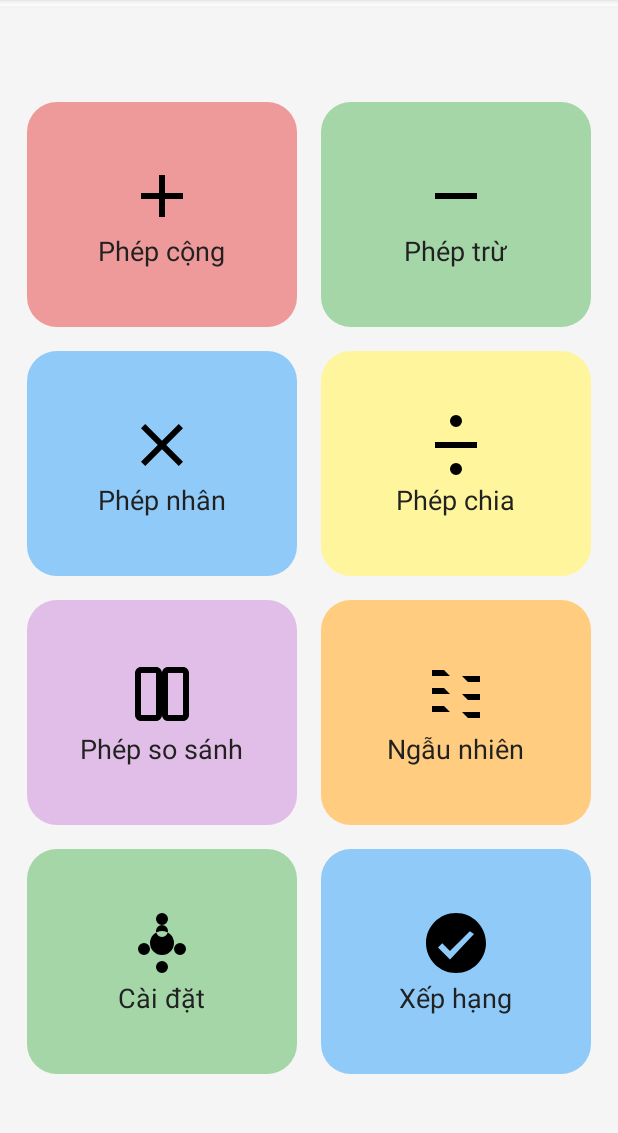
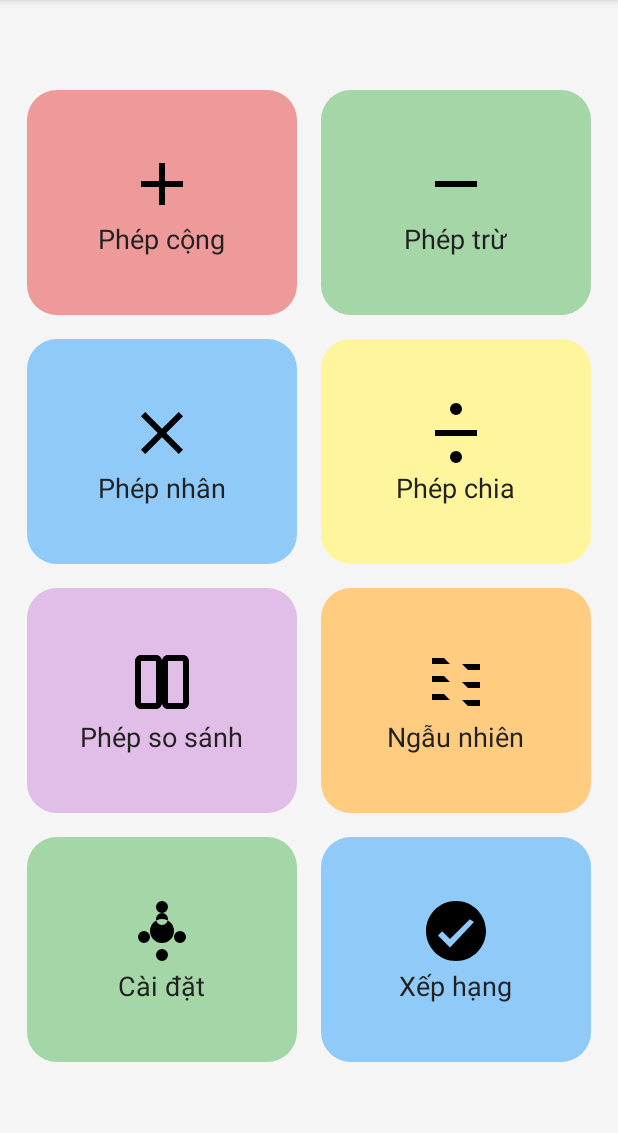
Before and after one commit to trinhnv1205/sturdy-lamp, an Android app: the screen it shows after launch (MathLearner), on a phone screen of 412 x 824 dp, the part 84-1217 px from its top. Run offline under Robolectric (Android 15) with nearby library versions, the phone set to English and light mode, and no system bars.

Commit message:
fix ui and color

```diff
--- a/app/src/main/res/layout/activity_addition.xml
+++ b/app/src/main/res/layout/activity_addition.xml
@@ -5,8 +5,8 @@
     android:orientation="vertical"
     android:padding="16dp"
     android:background="@color/background_color"
-    android:gravity="top|center"
-    android:layout_marginTop="60sp"
+    android:gravity="center"
+
     >
 
     <LinearLayout
--- a/app/src/main/res/layout/activity_comparison.xml
+++ b/app/src/main/res/layout/activity_comparison.xml
@@ -6,7 +6,7 @@
     android:padding="16dp"
     android:background="@color/background_color"
     android:gravity="center"
-    android:layout_marginTop="60sp"
+
     >
 
     <TextView
--- a/app/src/main/res/layout/activity_continuous_addition.xml
+++ b/app/src/main/res/layout/activity_continuous_addition.xml
@@ -6,7 +6,7 @@
     android:padding="16dp"
     android:background="@color/background_color"
     android:gravity="center"
-    android:layout_marginTop="60sp"
+
     >
 
     <TextView
--- a/app/src/main/res/layout/activity_division.xml
+++ b/app/src/main/res/layout/activity_division.xml
@@ -6,7 +6,7 @@
     android:padding="16dp"
     android:background="@color/background_color"
     android:gravity="center"
-    android:layout_marginTop="60sp"
+
     >
 
     <TextView
--- a/app/src/main/res/layout/activity_math_learner.xml
+++ b/app/src/main/res/layout/activity_math_learner.xml
@@ -5,9 +5,9 @@
     android:layout_width="match_parent"
     android:layout_height="match_parent"
     android:background="@color/background_color"
-    android:gravity="top|center"
+    android:gravity="center"
     android:orientation="vertical"
-    android:layout_marginTop="60sp"
+
     android:padding="16dp">
 
     <LinearLayout
--- a/app/src/main/res/layout/activity_multiplication.xml
+++ b/app/src/main/res/layout/activity_multiplication.xml
@@ -6,7 +6,7 @@
     android:padding="16dp"
     android:background="@color/background_color"
     android:gravity="center"
-    android:layout_marginTop="60sp"
+
     >
 
     <TextView
--- a/app/src/main/res/layout/activity_subtraction.xml
+++ b/app/src/main/res/layout/activity_subtraction.xml
@@ -6,7 +6,7 @@
     android:padding="16dp"
     android:background="@color/background_color"
     android:gravity="center"
-    android:layout_marginTop="60sp"
+
     >
 
     <TextView
```
